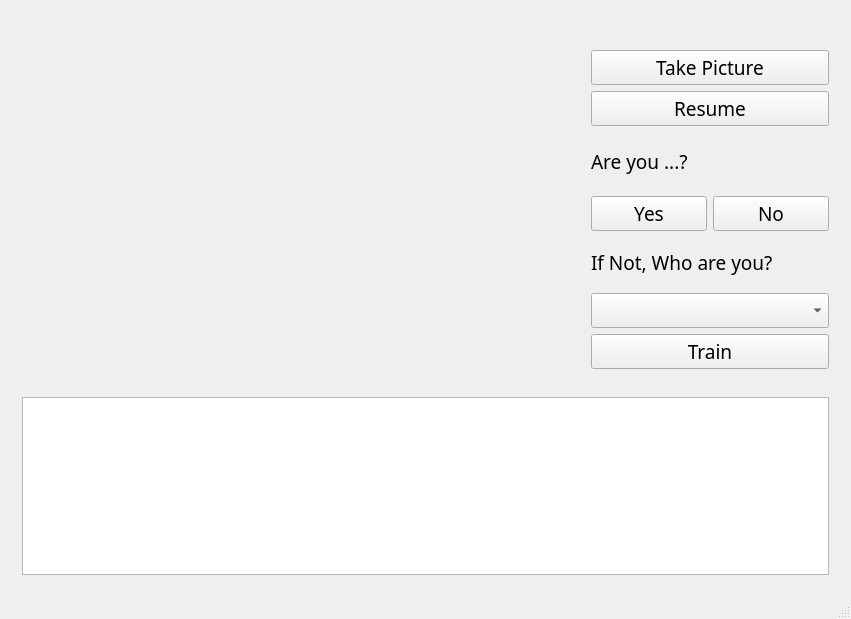
Before: the Qt Designer form mainwindow.ui in Kumov/FaceRecognition, drawn with Qt 5.
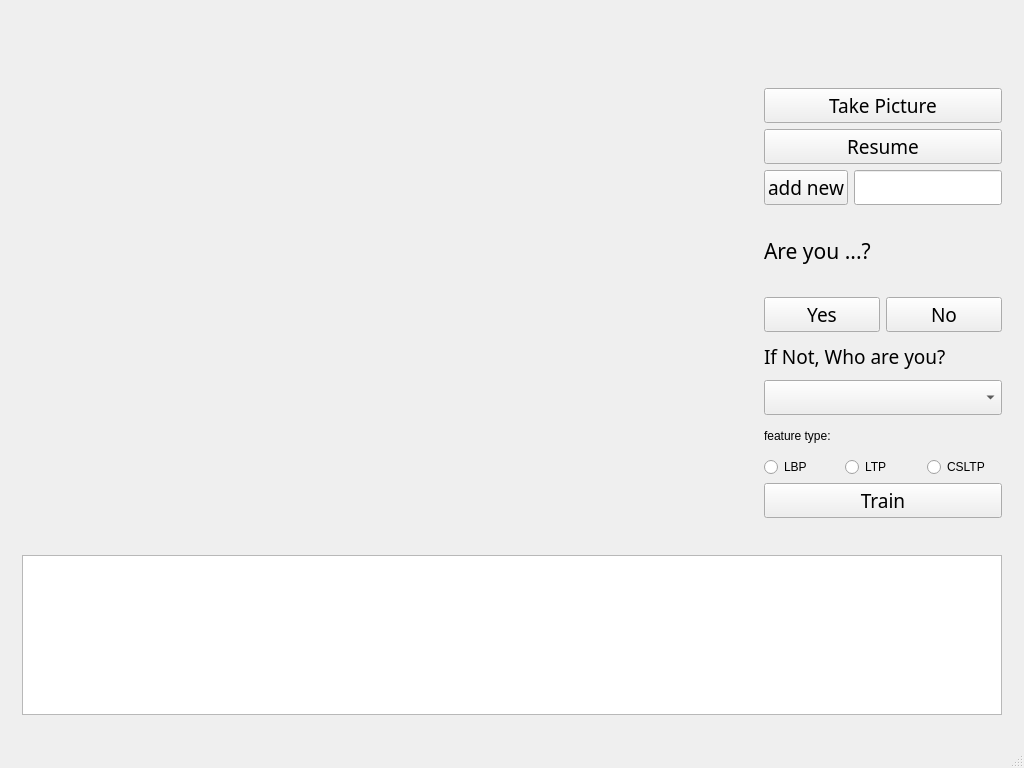
After: the same form once the commit is applied.

```diff
--- a/mainwindow.ui
+++ b/mainwindow.ui
@@ -6,8 +6,8 @@
    <rect>
     <x>0</x>
     <y>0</y>
-    <width>851</width>
-    <height>619</height>
+    <width>1024</width>
+    <height>768</height>
    </rect>
   </property>
   <property name="windowTitle">
@@ -29,12 +29,21 @@
          <property name="enabled">
           <bool>true</bool>
          </property>
+         <property name="maximumSize">
+          <size>
+           <width>16777215</width>
+           <height>160</height>
+          </size>
+         </property>
          <property name="font">
           <font>
            <family>Sans</family>
-           <pointsize>12</pointsize>
+           <pointsize>10</pointsize>
           </font>
          </property>
+         <property name="readOnly">
+          <bool>true</bool>
+         </property>
         </widget>
        </item>
       </layout>
@@ -60,6 +69,12 @@
           <layout class="QVBoxLayout" name="takePictureLayout">
            <item>
             <widget class="QWidget" name="faceWidget" native="true">
+             <property name="minimumSize">
+              <size>
+               <width>60</width>
+               <height>60</height>
+              </size>
+             </property>
              <layout class="QGridLayout" name="gridLayout_3">
               <item row="0" column="0">
                <layout class="QVBoxLayout" name="faceLayout"/>
@@ -93,16 +108,49 @@
              </property>
             </widget>
            </item>
+           <item>
+            <layout class="QHBoxLayout" name="addNewLayout">
+             <item>
+              <widget class="QPushButton" name="addButton">
+               <property name="font">
+                <font>
+                 <family>Sans</family>
+                 <pointsize>14</pointsize>
+                </font>
+               </property>
+               <property name="text">
+                <string>add new</string>
+               </property>
+              </widget>
+             </item>
+             <item>
+              <widget class="QLineEdit" name="leNew">
+               <property name="font">
+                <font>
+                 <family>Sauce Code Pro</family>
+                 <pointsize>14</pointsize>
+                </font>
+               </property>
+              </widget>
+             </item>
+            </layout>
+           </item>
           </layout>
          </item>
          <item>
           <layout class="QVBoxLayout" name="yesnoLayout">
            <item>
             <widget class="QLabel" name="whoLabel">
+             <property name="minimumSize">
+              <size>
+               <width>0</width>
+               <height>66</height>
+              </size>
+             </property>
              <property name="font">
               <font>
                <family>Sans</family>
-               <pointsize>14</pointsize>
+               <pointsize>16</pointsize>
               </font>
              </property>
              <property name="text">
@@ -147,7 +195,7 @@
            <property name="maximumSize">
             <size>
              <width>16777215</width>
-             <height>50</height>
+             <height>36</height>
             </size>
            </property>
            <property name="font">
@@ -171,6 +219,48 @@
            </property>
           </widget>
          </item>
+         <item>
+          <layout class="QVBoxLayout" name="featureLayout">
+           <item>
+            <widget class="QLabel" name="featureTypeText">
+             <property name="maximumSize">
+              <size>
+               <width>16777215</width>
+               <height>30</height>
+              </size>
+             </property>
+             <property name="text">
+              <string>feature type:</string>
+             </property>
+            </widget>
+           </item>
+           <item>
+            <layout class="QHBoxLayout" name="featureRadioLayout">
+             <item>
+              <widget class="QRadioButton" name="rbLBP">
+               <property name="text">
+                <string>LBP</string>
+               </property>
+              </widget>
+             </item>
+             <item>
+              <widget class="QRadioButton" name="rbLTP">
+               <property name="text">
+                <string>LTP</string>
+               </property>
+              </widget>
+             </item>
+             <item>
+              <widget class="QRadioButton" name="rbCSLTP">
+               <property name="text">
+                <string>CSLTP</string>
+               </property>
+              </widget>
+             </item>
+            </layout>
+           </item>
+          </layout>
+         </item>
          <item>
           <widget class="QPushButton" name="trainButton">
            <property name="font">
```
Left out of the diff: 2 changed lines with no effect on the pictures.
